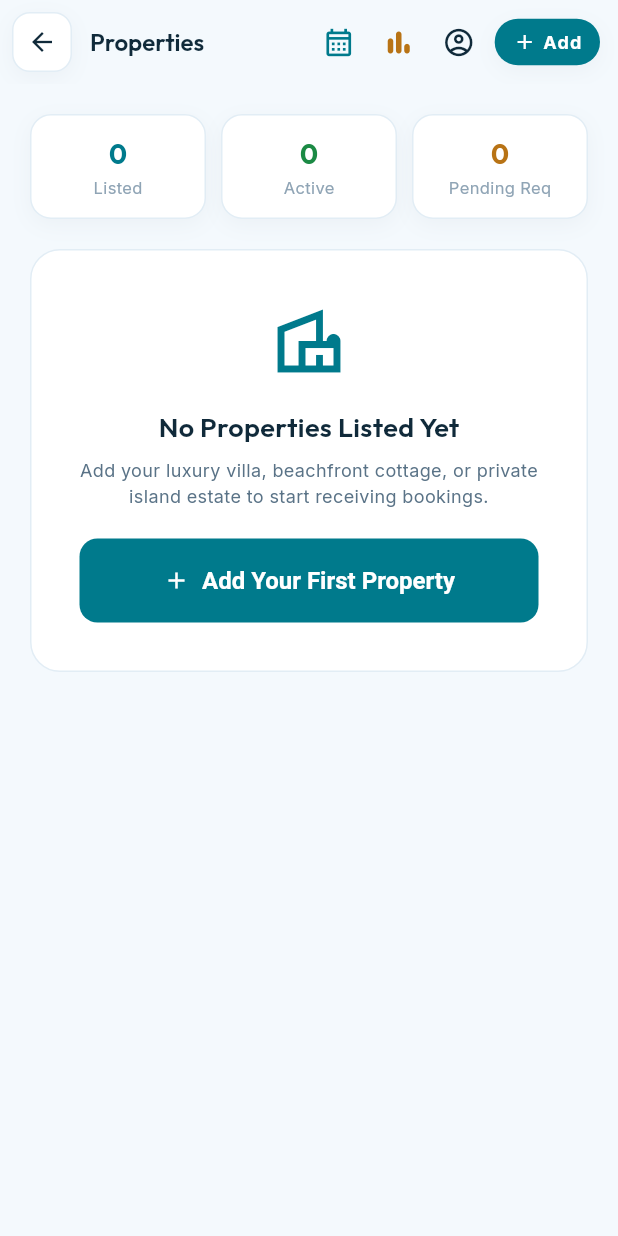
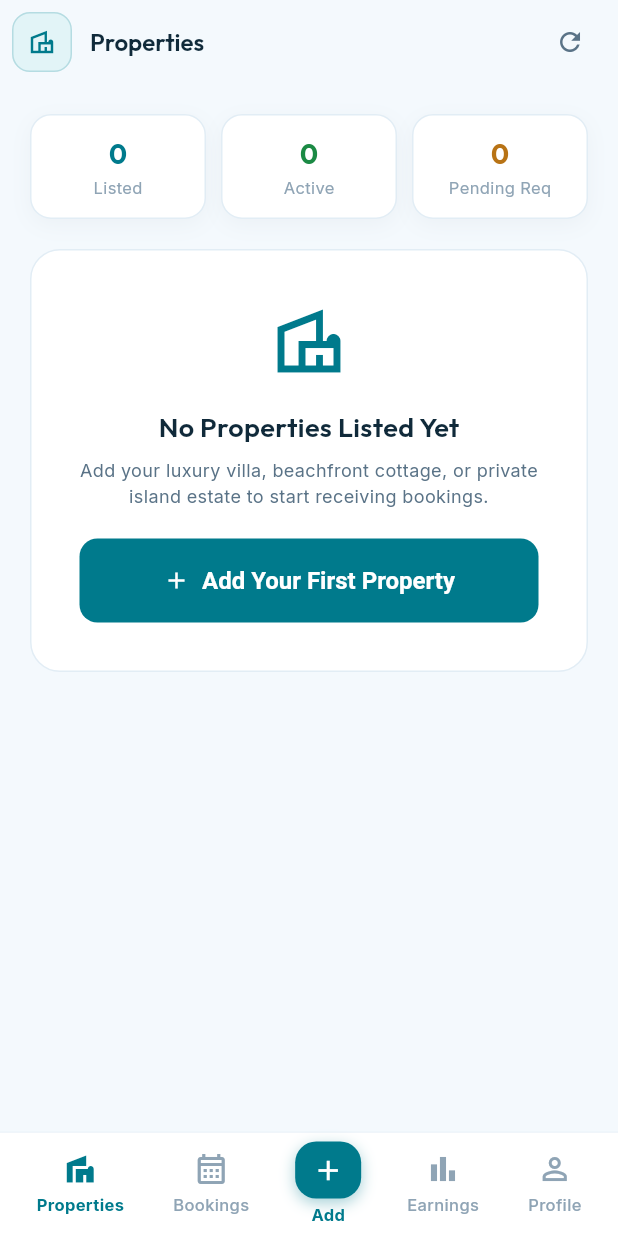
Before and after one commit to Mehedi259/Go-Swift, a Flutter app: the PropertyListingsScreen screen opened by its route, on a phone screen of 412 x 824 dp. Run offline on Flutter 3.47's test engine with Material 3 defaults, Android fonts, the phone set to English and light mode, and no system bars; our stand-ins replace google_fonts, image_picker, shared_preferences; accounts and stored records are empty; network calls fail.

Commit message:
feat: add embedded view support and bottom navigation across provider and profile screens

```diff
--- a/lib/features/customer/profile/customer_profile_screen.dart
+++ b/lib/features/customer/profile/customer_profile_screen.dart
@@ -228,7 +228,7 @@
                                 break;
                             }
                             if (context.mounted) {
-                              Navigator.pushReplacementNamed(context, dest);
+                              Navigator.pushNamedAndRemoveUntil(context, dest, (_) => false);
                             }
                           },
                           child: Container(
--- a/lib/features/provider/property_owner/property_listings_screen.dart
+++ b/lib/features/provider/property_owner/property_listings_screen.dart
@@ -1,10 +1,12 @@
 import 'package:flutter/material.dart';
+import 'package:flutter/services.dart';
 import '../../../core/constants/app_colors.dart';
 import '../../../core/constants/app_text_styles.dart';
 import '../../../core/models/property_model.dart';
 import '../../../core/services/room_service.dart';
-import '../../../core/storage/local_storage.dart';
 import '../../../core/widgets/gs_card.dart';
+import 'booking_requests_screen.dart';
+import 'property_earnings_screen.dart';
 
 class PropertyListingsScreen extends StatefulWidget {
   const PropertyListingsScreen({super.key});
@@ -18,6 +20,8 @@
   bool _isLoading = true;
   List<PropertyListingModel> _listings = [];
   Map<String, dynamic> _stats = {};
+  int _nav = 0;
+  DateTime? _lastBackPressTime;
 
   @override
   void initState() {
@@ -46,108 +50,114 @@
     }
   }
 
-  @override
-  Widget build(BuildContext context) {
-    final totalListings = _stats['total_listings']?.toString() ?? '${_listings.length}';
-    final activeListings = _stats['active_listings']?.toString() ?? '${_listings.where((l) => l.isActive).length}';
-    final requestedBookings = _stats['requested_bookings']?.toString() ?? '0';
-
-    return Scaffold(
-      backgroundColor: AppColors.background,
-      appBar: AppBar(
+  PreferredSizeWidget _buildAppBar() {
+    switch (_nav) {
+      case 1:
+        return AppBar(
           backgroundColor: AppColors.background,
           elevation: 0,
           titleSpacing: 4,
-        leading: GestureDetector(
-          behavior: HitTestBehavior.opaque,
-          onTap: () async {
-            if (Navigator.canPop(context)) {
-              Navigator.pop(context);
-            } else {
-              await LocalStorage.saveActivePortal('customer');
-              if (context.mounted) {
-                Navigator.pushReplacementNamed(context, '/customer/hub');
-              }
-            }
-          },
-          child: Container(
+          leading: Container(
+            margin: const EdgeInsets.all(8),
+            decoration: BoxDecoration(
+              color: AppColors.cyanLight,
+              borderRadius: BorderRadius.circular(12),
+              border: Border.all(color: AppColors.cyan.withValues(alpha: 0.2)),
+            ),
+            child: const Icon(Icons.calendar_month_outlined, color: AppColors.cyan, size: 20),
+          ),
+          title: Text('Booking Requests', style: AppTextStyles.titleLarge),
+          actions: [
+            TextButton(
+              onPressed: () => Navigator.pushNamed(context, '/provider/property/past-bookings'),
+              child: Text(
+                'History',
+                style: AppTextStyles.titleMedium.copyWith(color: AppColors.cyan, fontSize: 14),
+              ),
+            ),
+            const SizedBox(width: 8),
+          ],
+        );
+      case 2:
+        return AppBar(
+          backgroundColor: AppColors.background,
+          elevation: 0,
+          titleSpacing: 4,
+          leading: Container(
+            margin: const EdgeInsets.all(8),
+            decoration: BoxDecoration(
+              color: AppColors.goldLight,
+              borderRadius: BorderRadius.circular(12),
+              border: Border.all(color: AppColors.gold.withValues(alpha: 0.2)),
+            ),
+            child: const Icon(Icons.bar_chart_rounded, color: AppColors.gold, size: 20),
+          ),
+          title: Text('Earnings & Metrics', style: AppTextStyles.titleLarge),
+        );
+      case 3:
+        return AppBar(
+          backgroundColor: AppColors.background,
+          elevation: 0,
+          titleSpacing: 4,
+          leading: Container(
             margin: const EdgeInsets.all(8),
             decoration: BoxDecoration(
               color: AppColors.surface,
               borderRadius: BorderRadius.circular(12),
               border: Border.all(color: AppColors.border),
-              boxShadow: AppColors.cardShadow,
             ),
-            child: const Icon(Icons.arrow_back, color: AppColors.textPrimary, size: 20),
+            child: const Icon(Icons.person_outline, color: AppColors.textPrimary, size: 20),
           ),
+          title: Text('Host Profile', style: AppTextStyles.titleLarge),
+        );
+      case 0:
+      default:
+        return AppBar(
+          backgroundColor: AppColors.background,
+          elevation: 0,
+          titleSpacing: 4,
+          leading: Container(
+            margin: const EdgeInsets.all(8),
+            decoration: BoxDecoration(
+              color: AppColors.cyanLight,
+              borderRadius: BorderRadius.circular(12),
+              border: Border.all(color: AppColors.cyan.withValues(alpha: 0.2)),
+            ),
+            child: const Icon(Icons.villa_outlined, color: AppColors.cyan, size: 20),
           ),
           title: Text('Properties', style: AppTextStyles.titleLarge),
           actions: [
             IconButton(
-            visualDensity: VisualDensity.compact,
-            tooltip: 'Booking Requests',
-            icon: Stack(
-              clipBehavior: Clip.none,
-              children: [
-                const Icon(Icons.calendar_month_outlined, color: AppColors.cyan, size: 22),
-                if ((_stats['requested_bookings'] ?? 0) > 0)
-                  Positioned(
-                    right: -2,
-                    top: -2,
-                    child: Container(
-                      padding: const EdgeInsets.all(4),
-                      decoration: const BoxDecoration(color: AppColors.gold, shape: BoxShape.circle),
-                      child: Text(
-                        '${_stats['requested_bookings']}',
-                        style: const TextStyle(color: Colors.white, fontSize: 9, fontWeight: FontWeight.bold),
+              tooltip: 'Refresh',
+              icon: const Icon(Icons.refresh, color: AppColors.textSecondary, size: 20),
+              onPressed: _loadData,
             ),
-                    ),
-                  ),
+            const SizedBox(width: 8),
           ],
-            ),
-            onPressed: () => Navigator.pushNamed(context, '/provider/property/requests').then((_) => _loadData()),
-          ),
-          IconButton(
-            visualDensity: VisualDensity.compact,
-            tooltip: 'Earnings & Reviews',
-            icon: const Icon(Icons.bar_chart_rounded, color: AppColors.gold, size: 22),
-            onPressed: () => Navigator.pushNamed(context, '/provider/property/earnings'),
-          ),
-          IconButton(
-            visualDensity: VisualDensity.compact,
-            tooltip: 'Host Profile',
-            icon: const Icon(Icons.account_circle_outlined, color: AppColors.textPrimary, size: 22),
-            onPressed: () => Navigator.pushNamed(context, '/provider/property/owner-profile'),
-          ),
-          Padding(
-            padding: const EdgeInsets.only(right: 12, left: 4),
-            child: GestureDetector(
-              onTap: () => Navigator.pushNamed(context, '/provider/property/create').then((_) => _loadData()),
-              child: Container(
-                padding: const EdgeInsets.symmetric(horizontal: 12, vertical: 7),
-                decoration: BoxDecoration(
-                  color: AppColors.cyan,
-                  borderRadius: BorderRadius.circular(20),
-                  boxShadow: AppColors.cardShadow,
-                ),
-                child: Row(
-                  children: [
-                    const Icon(Icons.add, color: Colors.white, size: 16),
-                    const SizedBox(width: 4),
-                    Text(
-                      'Add',
-                      style: AppTextStyles.labelMedium.copyWith(color: Colors.white, fontWeight: FontWeight.bold),
-                    ),
-                  ],
-                ),
-              ),
-            ),
-          ),
-        ],
-      ),
-      body: _isLoading
-          ? const Center(child: CircularProgressIndicator(color: AppColors.cyan))
-          : RefreshIndicator(
+        );
+    }
+  }
+
+  Widget _buildBody(String totalListings, String activeListings, String requestedBookings) {
+    switch (_nav) {
+      case 1:
+        return const BookingRequestsScreen(embedded: true);
+      case 2:
+        return const PropertyEarningsScreen(embedded: true);
+      case 3:
+        return const PropertyOwnerProfileScreen(embedded: true);
+      case 0:
+      default:
+        return _buildListingsTab(totalListings, activeListings, requestedBookings);
+    }
+  }
+
+  Widget _buildListingsTab(String totalListings, String activeListings, String requestedBookings) {
+    if (_isLoading) {
+      return const Center(child: CircularProgressIndicator(color: AppColors.cyan));
+    }
+
+    return RefreshIndicator(
       onRefresh: _loadData,
       color: AppColors.cyan,
       child: ListView(
@@ -267,7 +277,7 @@
                       children: [
                         Expanded(
                           child: GestureDetector(
-                                    onTap: () => Navigator.pushNamed(context, '/provider/property/requests').then((_) => _loadData()),
+                            onTap: () => setState(() => _nav = 1),
                             child: Container(
                               padding: const EdgeInsets.symmetric(vertical: 11),
                               decoration: BoxDecoration(
@@ -298,7 +308,11 @@
                               child: Center(
                                 child: Text(
                                   'Listing Details',
-                                          style: AppTextStyles.titleMedium.copyWith(color: AppColors.cyan, fontSize: 14, fontWeight: FontWeight.bold),
+                                  style: AppTextStyles.titleMedium.copyWith(
+                                    color: AppColors.cyan,
+                                    fontSize: 14,
+                                    fontWeight: FontWeight.bold,
+                                  ),
                                 ),
                               ),
                             ),
@@ -312,6 +326,182 @@
             }),
         ],
       ),
+    );
+  }
+
+  Widget _buildBottomNav() {
+    final reqCount = _stats['requested_bookings'] is int
+        ? _stats['requested_bookings'] as int
+        : int.tryParse('${_stats['requested_bookings'] ?? 0}') ?? 0;
+
+    return Container(
+      decoration: const BoxDecoration(
+        color: Colors.white,
+        border: Border(top: BorderSide(color: AppColors.border, width: 0.5)),
+      ),
+      child: SafeArea(
+        top: false,
+        child: Padding(
+          padding: const EdgeInsets.symmetric(vertical: 6, horizontal: 8),
+          child: Row(
+            mainAxisAlignment: MainAxisAlignment.spaceAround,
+            children: [
+              _navItem(
+                icon: Icons.villa_outlined,
+                activeIcon: Icons.villa,
+                label: 'Properties',
+                index: 0,
+              ),
+              _navItem(
+                icon: Icons.calendar_month_outlined,
+                activeIcon: Icons.calendar_month,
+                label: 'Bookings',
+                index: 1,
+                badgeCount: reqCount,
+              ),
+              _centerAddItem(),
+              _navItem(
+                icon: Icons.bar_chart_outlined,
+                activeIcon: Icons.bar_chart_rounded,
+                label: 'Earnings',
+                index: 2,
+              ),
+              _navItem(
+                icon: Icons.person_outline,
+                activeIcon: Icons.person,
+                label: 'Profile',
+                index: 3,
+              ),
+            ],
+          ),
+        ),
+      ),
+    );
+  }
+
+  Widget _centerAddItem() {
+    return GestureDetector(
+      onTap: () => Navigator.pushNamed(context, '/provider/property/create').then((_) => _loadData()),
+      behavior: HitTestBehavior.opaque,
+      child: Padding(
+        padding: const EdgeInsets.symmetric(horizontal: 4),
+        child: Column(
+          mainAxisSize: MainAxisSize.min,
+          children: [
+            Container(
+              width: 44,
+              height: 38,
+              decoration: BoxDecoration(
+                color: AppColors.cyan,
+                borderRadius: BorderRadius.circular(14),
+                boxShadow: [
+                  BoxShadow(
+                    color: AppColors.cyan.withValues(alpha: 0.35),
+                    blurRadius: 8,
+                    offset: const Offset(0, 3),
+                  ),
+                ],
+              ),
+              child: const Icon(Icons.add, color: Colors.white, size: 22),
+            ),
+            const SizedBox(height: 3),
+            Text(
+              'Add',
+              style: AppTextStyles.caption.copyWith(
+                color: AppColors.cyan,
+                fontWeight: FontWeight.bold,
+                fontSize: 11,
+              ),
+            ),
+          ],
+        ),
+      ),
+    );
+  }
+
+  Widget _navItem({
+    required IconData icon,
+    required IconData activeIcon,
+    required String label,
+    required int index,
+    int? badgeCount,
+  }) {
+    final active = _nav == index;
+    final color = active ? AppColors.cyan : AppColors.textMuted;
+    return GestureDetector(
+      onTap: () => setState(() => _nav = index),
+      behavior: HitTestBehavior.opaque,
+      child: Padding(
+        padding: const EdgeInsets.symmetric(horizontal: 6, vertical: 2),
+        child: Column(
+          mainAxisSize: MainAxisSize.min,
+          children: [
+            Stack(
+              clipBehavior: Clip.none,
+              children: [
+                Icon(active ? activeIcon : icon, color: color, size: 24),
+                if (badgeCount != null && badgeCount > 0)
+                  Positioned(
+                    right: -6,
+                    top: -4,
+                    child: Container(
+                      padding: const EdgeInsets.all(4),
+                      decoration: const BoxDecoration(color: AppColors.gold, shape: BoxShape.circle),
+                      child: Text(
+                        '$badgeCount',
+                        style: const TextStyle(color: Colors.white, fontSize: 9, fontWeight: FontWeight.bold),
+                      ),
+                    ),
+                  ),
+              ],
+            ),
+            const SizedBox(height: 4),
+            Text(
+              label,
+              style: AppTextStyles.caption.copyWith(
+                color: color,
+                fontWeight: active ? FontWeight.bold : FontWeight.w500,
+                fontSize: 11,
+              ),
+            ),
+          ],
+        ),
+      ),
+    );
+  }
+
+  @override
+  Widget build(BuildContext context) {
+    final totalListings = _stats['total_listings']?.toString() ?? '${_listings.length}';
+    final activeListings = _stats['active_listings']?.toString() ?? '${_listings.where((l) => l.isActive).length}';
+    final requestedBookings = _stats['requested_bookings']?.toString() ?? '0';
+
+    return PopScope(
+      canPop: false,
+      onPopInvokedWithResult: (didPop, result) {
+        if (didPop) return;
+        if (_nav != 0) {
+          setState(() => _nav = 0);
+          return;
+        }
+        final now = DateTime.now();
+        if (_lastBackPressTime == null || now.difference(_lastBackPressTime!) > const Duration(seconds: 2)) {
+          _lastBackPressTime = now;
+          ScaffoldMessenger.of(context).showSnackBar(
+            const SnackBar(
+              content: Text('Press back again to exit Go-Swift'),
+              duration: Duration(seconds: 2),
+            ),
+          );
+        } else {
+          SystemNavigator.pop();
+        }
+      },
+      child: Scaffold(
+        backgroundColor: AppColors.background,
+        appBar: _buildAppBar(),
+        body: _buildBody(totalListings, activeListings, requestedBookings),
+        bottomNavigationBar: _buildBottomNav(),
       ),
     );
   }
```
Also changed, not shown: lib/features/provider/car_rental/vehicle_listings_screen.dart (+25 -9 lines), lib/features/provider/courier/courier_availability_screen.dart (+29 -5 lines), lib/features/provider/driver/driver_availability_screen.dart (+25 -1 lines), lib/features/provider/property_owner/booking_requests_screen.dart (+5 -2 lines), lib/features/provider/property_owner/property_earnings_screen.dart (+11 -5 lines), lib/features/provider/restaurant/orders_list_screen.dart (+26 -10 lines). Lines whose indentation alone changed are shown as unchanged.
